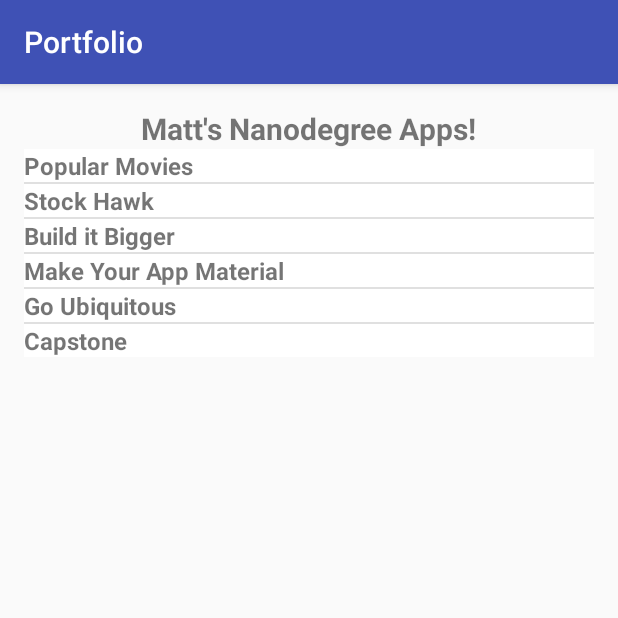
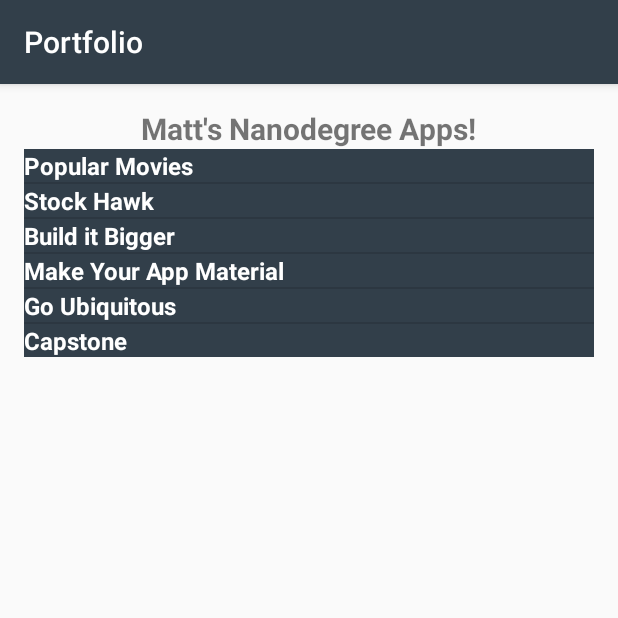
Before and after one commit to matthewhunter404/Udacity-Portfolio-App, an Android app: the screen it shows after launch (MainActivity), on a phone screen of 412 x 824 dp, the top half of it. Run offline under Robolectric (Android 15) with nearby library versions, the phone set to English and light mode, and no system bars.

Commit message:
Recolourizes the app to use Udacity style colours

```diff
--- a/app/src/main/res/layout/content_main.xml
+++ b/app/src/main/res/layout/content_main.xml
@@ -21,7 +21,7 @@
         android:layout_below="@id/headertext"
         android:layout_width="match_parent"
         android:layout_height="wrap_content"
-        android:background="@android:color/white"
+        android:background="@color/colorPrimary"
         android:id="@+id/main_listview"/>
 
 </RelativeLayout>
--- a/app/src/main/res/layout/list_item.xml
+++ b/app/src/main/res/layout/list_item.xml
@@ -9,6 +9,7 @@
         android:layout_gravity="center"
         android:textSize="16sp"
         android:textStyle="bold"
+        android:textColor="@android:color/white"
         android:typeface="sans"
         android:id="@+id/textdisplay"/>
 </LinearLayout>
--- a/app/src/main/res/values/colors.xml
+++ b/app/src/main/res/values/colors.xml
@@ -1,6 +1,6 @@
 <?xml version="1.0" encoding="utf-8"?>
 <resources>
-    <color name="colorPrimary">#3F51B5</color>
-    <color name="colorPrimaryDark">#303F9F</color>
+    <color name="colorPrimary">#323F4A</color>
+    <color name="colorPrimaryDark">#293540</color>
     <color name="colorAccent">#FF4081</color>
 </resources>
```
